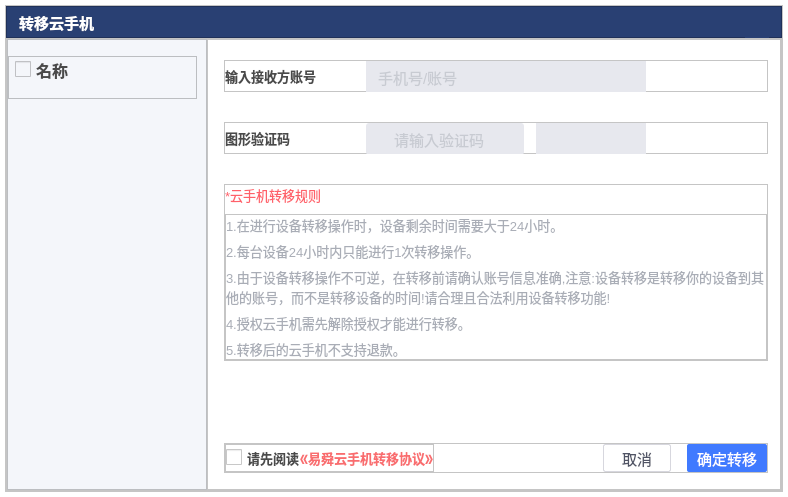
This is transferphonedialog.ui in ZhouMei20220810/TEST as Qt 5 draws it before an edit. The edited form follows.
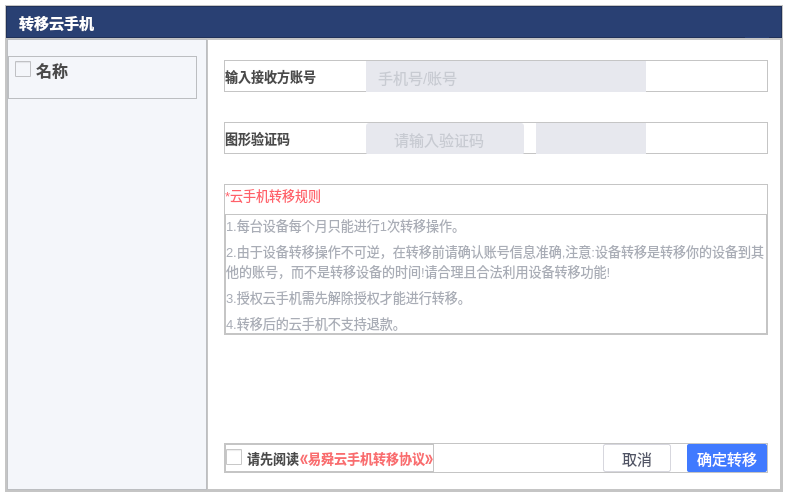
This is the edited form. Icons and pictures are not drawn.

Commit message: v1.0.17 在进行设备转移操作时，设备剩余时间需要大于24小时

Patch:
```diff
--- a/transferphonedialog.ui
+++ b/transferphonedialog.ui
@@ -923,24 +923,6 @@
                   <property name="bottomMargin">
                    <number>0</number>
                   </property>
-                  <item>
-                   <widget class="QLabel" name="label_5">
-                    <property name="font">
-                     <font>
-                      <pointsize>10</pointsize>
-                     </font>
-                    </property>
-                    <property name="styleSheet">
-                     <string notr="true">color:#A9ADB6;</string>
-                    </property>
-                    <property name="text">
-                     <string>1.在进行设备转移操作时，设备剩余时间需要大于24小时。</string>
-                    </property>
-                    <property name="wordWrap">
-                     <bool>true</bool>
-                    </property>
-                   </widget>
-                  </item>
                   <item>
                    <widget class="QLabel" name="label_10">
                     <property name="font">
@@ -952,7 +934,7 @@
                      <string notr="true">color:#A9ADB6;</string>
                     </property>
                     <property name="text">
-                     <string>2.每台设备24小时内只能进行1次转移操作。 </string>
+                     <string>1.每台设备每个月只能进行1次转移操作。</string>
                     </property>
                     <property name="wordWrap">
                      <bool>true</bool>
@@ -970,7 +952,7 @@
                      <string notr="true">color:#A9ADB6;</string>
                     </property>
                     <property name="text">
-                     <string>3.由于设备转移操作不可逆，在转移前请确认账号信息准确,注意:设备转移是转移你的设备到其他的账号，而不是转移设备的时间!请合理且合法利用设备转移功能! </string>
+                     <string>2.由于设备转移操作不可逆，在转移前请确认账号信息准确,注意:设备转移是转移你的设备到其他的账号，而不是转移设备的时间!请合理且合法利用设备转移功能! </string>
                     </property>
                     <property name="wordWrap">
                      <bool>true</bool>
@@ -988,7 +970,7 @@
                      <string notr="true">color:#A9ADB6;</string>
                     </property>
                     <property name="text">
-                     <string>4.授权云手机需先解除授权才能进行转移。 </string>
+                     <string>3.授权云手机需先解除授权才能进行转移。 </string>
                     </property>
                     <property name="wordWrap">
                      <bool>true</bool>
@@ -1006,7 +988,7 @@
                      <string notr="true">color:#A9ADB6;</string>
                     </property>
                     <property name="text">
-                     <string>5.转移后的云手机不支持退款。</string>
+                     <string>4.转移后的云手机不支持退款。</string>
                     </property>
                     <property name="wordWrap">
                      <bool>true</bool>
```
The commit also changes 2 other files.
